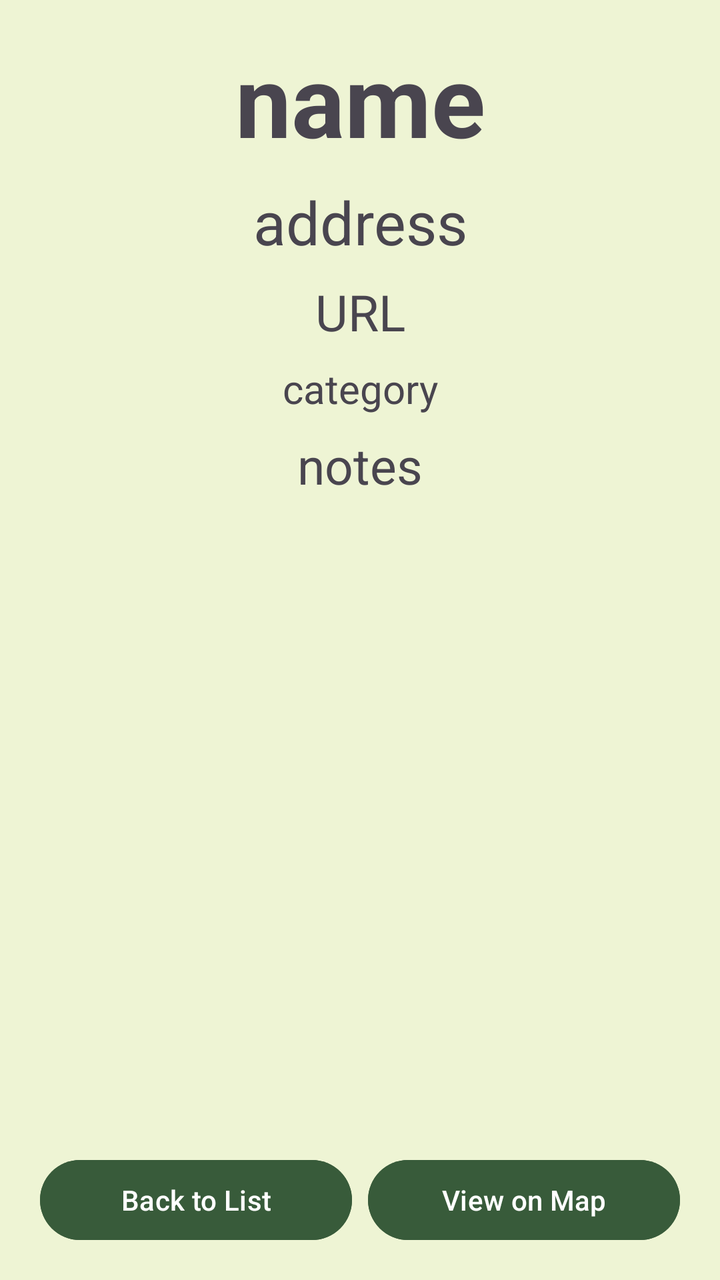
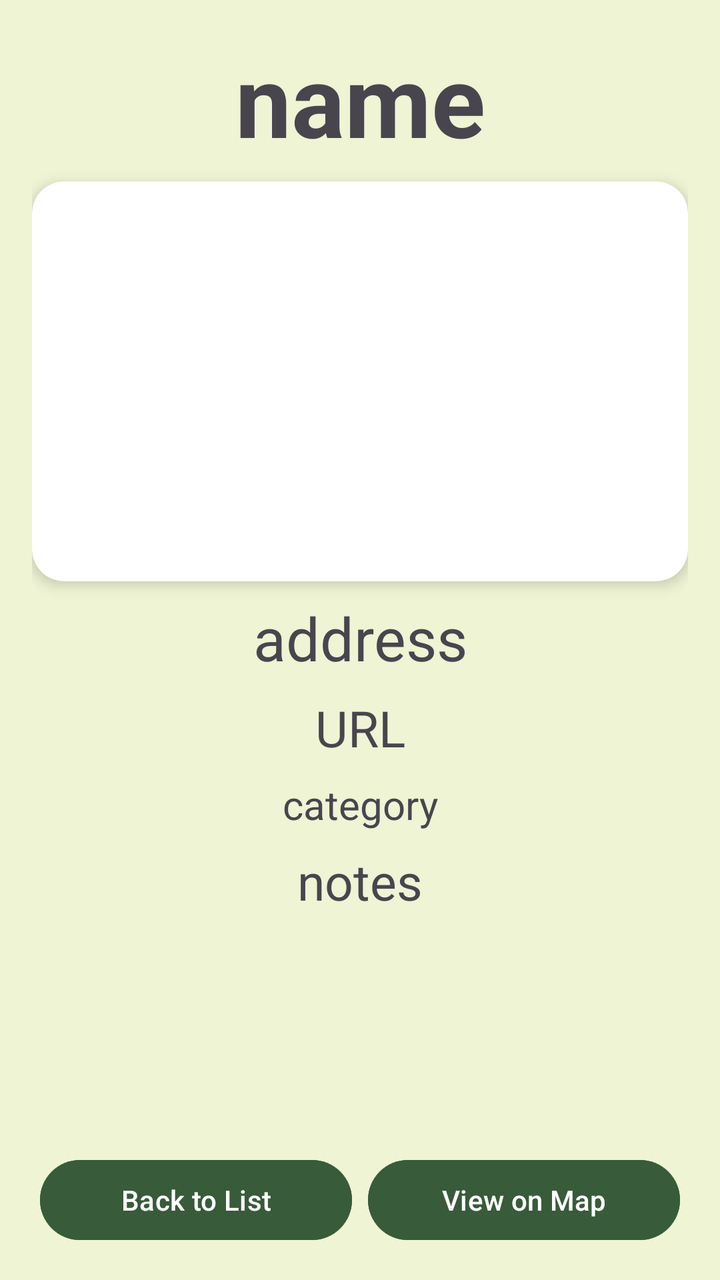

Compare the two renders of this Android layout. The source of the first and the diff that turns it into the second are given below.
<!-- AndroidManifest.xml: application theme Theme.MapApp -->
<!-- res/layout/activity_point_description.xml -->
<?xml version="1.0" encoding="utf-8"?>
<LinearLayout xmlns:android="http://schemas.android.com/apk/res/android"
    xmlns:tools="http://schemas.android.com/tools"
    android:layout_width="match_parent"
    android:layout_height="match_parent"
    android:orientation="vertical"
    android:padding="16dp">

    
    <TextView
        android:id="@+id/tvName"
        android:layout_width="match_parent"
        android:layout_height="wrap_content"
        android:layout_marginBottom="8dp"
        android:gravity="center"
        android:text="name"
        android:textAlignment="center"
        android:textSize="50sp"
        android:textStyle="bold" />

    
    <TextView
        android:id="@+id/tvAddress"
        android:layout_width="match_parent"
        android:layout_height="wrap_content"
        android:layout_marginBottom="8dp"
        android:gravity="center"
        android:text="address"
        android:textAlignment="center"
        android:textSize="30sp" />
    
    <TextView
        android:id="@+id/tvUrl"
        android:layout_width="match_parent"
        android:layout_height="wrap_content"
        android:layout_marginBottom="8dp"
        android:autoLink="web"
        android:clickable="true"
        android:gravity="center"
        android:text="URL"
        android:textAlignment="center"
        android:textColorLink="@color/linkColor"
        android:textSize="25sp" />

    
    <TextView
        android:id="@+id/tvCategory"
        android:layout_width="match_parent"
        android:layout_height="wrap_content"
        android:layout_marginBottom="8dp"
        android:gravity=""
        android:text="category"
        android:textAlignment="center"
        android:textSize="20sp" />

    
    <TextView
        android:id="@+id/tvNotes"
        android:layout_width="match_parent"
        android:layout_height="wrap_content"
        android:layout_marginBottom="16dp"
        android:gravity=""
        android:text="notes"
        android:textAlignment="center"
        android:textSize="25sp" />

    
    <LinearLayout
        android:layout_width="match_parent"
        android:layout_height="0dp"
        android:layout_weight="1" />

    
    <LinearLayout
        android:layout_width="match_parent"
        android:layout_height="wrap_content"
        android:gravity="bottom"
        android:orientation="horizontal"
        tools:ignore="ExtraText">

        <Button
            android:id="@+id/btnBack"
            android:layout_width="0dp"
            android:layout_height="wrap_content"
            android:layout_marginStart="4dp"
            android:layout_marginEnd="4dp"
            android:layout_weight="1"
            android:backgroundTint="@color/Background"
            android:text="Back to List" />

        <Button
            android:id="@+id/btnMap"
            android:layout_width="0dp"
            android:layout_height="wrap_content"
            android:layout_marginStart="4dp"
            android:layout_marginEnd="4dp"
            android:layout_weight="1"
            android:backgroundTint="@color/Background"
            android:text="View on Map" />
    </LinearLayout>

</LinearLayout>
<!-- resources referenced by this layout -->
<resources>
  <color name="Background">#385b3a</color>
  <color name="linkColor">#1021AD</color>
  <style name="Theme.MapApp" parent="Base.Theme.MapApp">
          <item name="android:statusBarColor">@color/Background</item>
          <item name="android:windowBackground">@color/white</item> 
      </style>
  <style name="Base.Theme.MapApp" parent="Theme.Material3.DayNight.NoActionBar">
          <item name="android:statusBarColor">@color/Background</item>
      </style>
  <color name="white">#EEF4D4</color>
</resources>

<!-- the commit's change to res/layout/activity_point_description.xml (unified diff, before → after) -->
@@ -1,5 +1,6 @@
 <?xml version="1.0" encoding="utf-8"?>
 <LinearLayout xmlns:android="http://schemas.android.com/apk/res/android"
+    xmlns:app="http://schemas.android.com/apk/res-auto"
     xmlns:tools="http://schemas.android.com/tools"
     android:layout_width="match_parent"
     android:layout_height="match_parent"
@@ -16,7 +17,25 @@
         android:text="name"
         android:textAlignment="center"
         android:textSize="50sp"
-        android:textStyle="bold" />
+        android:textStyle="bold"
+        tools:ignore="HardcodedText" />
+
+    
+    <androidx.cardview.widget.CardView
+        android:layout_width="match_parent"
+        android:layout_height="200dp"
+        android:layout_marginBottom="8dp"
+        app:cardCornerRadius="16dp"
+        app:cardElevation="4dp">
+
+        <ImageView
+            android:id="@+id/ivImage"
+            android:layout_width="match_parent"
+            android:layout_height="match_parent"
+            android:contentDescription="Image for tvName"
+            android:scaleType="centerCrop"
+            tools:ignore="HardcodedText" />
+    </androidx.cardview.widget.CardView>
 
     
     <TextView
@@ -27,7 +46,8 @@
         android:gravity="center"
         android:text="address"
         android:textAlignment="center"
-        android:textSize="30sp" />
+        android:textSize="30sp"
+        tools:ignore="HardcodedText" />
     
     <TextView
         android:id="@+id/tvUrl"
@@ -36,11 +56,13 @@
         android:layout_marginBottom="8dp"
         android:autoLink="web"
         android:clickable="true"
+        android:focusable="true"
         android:gravity="center"
         android:text="URL"
         android:textAlignment="center"
         android:textColorLink="@color/linkColor"
-        android:textSize="25sp" />
+        android:textSize="25sp"
+        tools:ignore="HardcodedText" />
 
     
     <TextView
@@ -51,7 +73,8 @@
         android:gravity=""
         android:text="category"
         android:textAlignment="center"
-        android:textSize="20sp" />
+        android:textSize="20sp"
+        tools:ignore="HardcodedText" />
 
     
     <TextView
@@ -62,13 +85,15 @@
         android:gravity=""
         android:text="notes"
         android:textAlignment="center"
-        android:textSize="25sp" />
+        android:textSize="25sp"
+        tools:ignore="HardcodedText" />
 
     
     <LinearLayout
         android:layout_width="match_parent"
         android:layout_height="0dp"
-        android:layout_weight="1" />
+        android:layout_weight="1"
+        tools:ignore="UselessLeaf" />
 
     
     <LinearLayout
@@ -86,7 +111,8 @@
             android:layout_marginEnd="4dp"
             android:layout_weight="1"
             android:backgroundTint="@color/Background"
-            android:text="Back to List" />
+            android:text="Back to List"
+            tools:ignore="ButtonStyle,HardcodedText" />
 
         <Button
             android:id="@+id/btnMap"
@@ -96,7 +122,8 @@
             android:layout_marginEnd="4dp"
             android:layout_weight="1"
             android:backgroundTint="@color/Background"
-            android:text="View on Map" />
+            android:text="View on Map"
+            tools:ignore="ButtonStyle,HardcodedText" />
     </LinearLayout>
 
 </LinearLayout>
